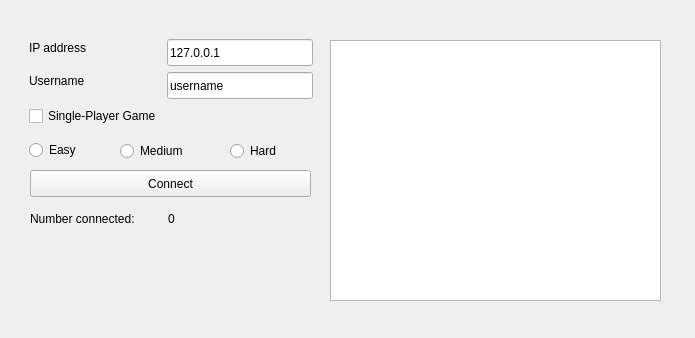
dc2011/td, file src/client/lobbywindow.ui: the form before one commit.
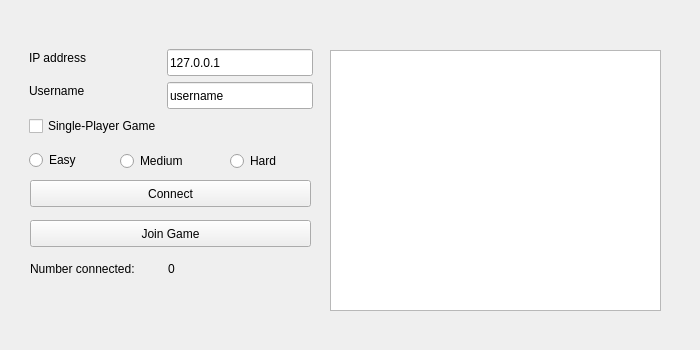
The form after the commit.

Diff of the .ui file:
```diff
--- a/src/client/lobbywindow.ui
+++ b/src/client/lobbywindow.ui
@@ -6,29 +6,45 @@
    <rect>
     <x>0</x>
     <y>0</y>
-    <width>695</width>
-    <height>338</height>
+    <width>700</width>
+    <height>350</height>
    </rect>
   </property>
   <property name="windowTitle">
    <string>Tower Defense</string>
   </property>
+  <property name="styleSheet">
+   <string notr="true"/>
+  </property>
   <widget class="QWidget" name="centralwidget">
    <widget class="QListWidget" name="mapsList">
     <property name="geometry">
      <rect>
       <x>330</x>
-      <y>40</y>
+      <y>50</y>
       <width>331</width>
       <height>261</height>
      </rect>
     </property>
    </widget>
+   <widget class="QPushButton" name="btnStart">
+    <property name="geometry">
+     <rect>
+      <x>30</x>
+      <y>220</y>
+      <width>281</width>
+      <height>27</height>
+     </rect>
+    </property>
+    <property name="text">
+     <string>Join Game</string>
+    </property>
+   </widget>
    <widget class="QRadioButton" name="easyBtn">
     <property name="geometry">
      <rect>
       <x>29</x>
-      <y>139</y>
+      <y>149</y>
       <width>62</width>
       <height>22</height>
      </rect>
@@ -41,7 +57,7 @@
     <property name="geometry">
      <rect>
       <x>120</x>
-      <y>140</y>
+      <y>150</y>
       <width>85</width>
       <height>22</height>
      </rect>
@@ -54,7 +70,7 @@
     <property name="geometry">
      <rect>
       <x>167</x>
-      <y>72</y>
+      <y>82</y>
       <width>146</width>
       <height>27</height>
      </rect>
@@ -67,7 +83,7 @@
     <property name="geometry">
      <rect>
       <x>168</x>
-      <y>210</y>
+      <y>260</y>
       <width>16</width>
       <height>17</height>
      </rect>
@@ -80,7 +96,7 @@
     <property name="geometry">
      <rect>
       <x>30</x>
-      <y>210</y>
+      <y>260</y>
       <width>132</width>
       <height>17</height>
      </rect>
@@ -93,7 +109,7 @@
     <property name="geometry">
      <rect>
       <x>29</x>
-      <y>105</y>
+      <y>115</y>
       <width>160</width>
       <height>22</height>
      </rect>
@@ -106,7 +122,7 @@
     <property name="geometry">
      <rect>
       <x>30</x>
-      <y>170</y>
+      <y>180</y>
       <width>281</width>
       <height>27</height>
      </rect>
@@ -119,7 +135,7 @@
     <property name="geometry">
      <rect>
       <x>29</x>
-      <y>39</y>
+      <y>49</y>
       <width>70</width>
       <height>17</height>
      </rect>
@@ -132,7 +148,7 @@
     <property name="geometry">
      <rect>
       <x>167</x>
-      <y>39</y>
+      <y>49</y>
       <width>146</width>
       <height>27</height>
      </rect>
@@ -145,7 +161,7 @@
     <property name="geometry">
      <rect>
       <x>29</x>
-      <y>72</y>
+      <y>82</y>
       <width>69</width>
       <height>17</height>
      </rect>
@@ -158,7 +174,7 @@
     <property name="geometry">
      <rect>
       <x>230</x>
-      <y>140</y>
+      <y>150</y>
       <width>63</width>
       <height>22</height>
      </rect>
```
